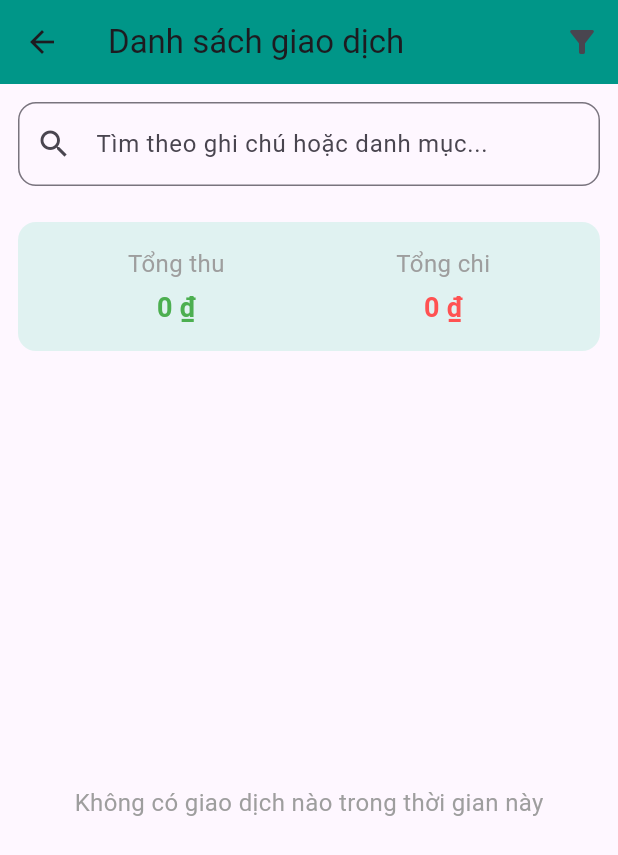
After one commit to lnmahvan/QLCT, a Flutter app: the TransactionListScreen screen opened by its route, on a phone screen of 412 x 824 dp. The commit adds this screen. Shown: the top 855 px of the screen. Run offline on Flutter 3.47's test engine with Material 3 defaults, Android fonts, the phone set to English and light mode, and no system bars; our stand-ins replace fl_chart, shared_preferences; accounts and stored records are empty.

Commit message:
update transaction_list_screen

```diff
--- /dev/null
+++ b/lib/screens/widgets/transaction_list_view.dart
@@ -0,0 +1,93 @@
+import 'package:flutter/material.dart';
+import 'package:intl/intl.dart';
+import '../../models/expense_model.dart';
+
+class TransactionListView extends StatelessWidget {
+  final ExpenseModel expense;
+  final String filter;
+  final DateTimeRange? customRange;
+  final String searchText;
+
+  const TransactionListView({
+    super.key,
+    required this.expense,
+    required this.filter,
+    this.customRange,
+    required this.searchText,
+  });
+
+  @override
+  Widget build(BuildContext context) {
+    final formatCurrency =
+        NumberFormat.currency(locale: 'vi_VN', symbol: '₫', decimalDigits: 0);
+    final now = DateTime.now();
+
+    final filtered = expense.transactions.where((t) {
+      bool matchFilter = false;
+
+      if (filter == 'all') {
+        matchFilter = true;
+      } else if (filter == 'today') {
+        matchFilter =
+            t.date.day == now.day && t.date.month == now.month && t.date.year == now.year;
+      } else if (filter == 'month') {
+        matchFilter = t.date.month == now.month && t.date.year == now.year;
+      } else if (filter == 'custom' && customRange != null) {
+        matchFilter = t.date.isAfter(customRange!.start.subtract(const Duration(days: 1))) &&
+            t.date.isBefore(customRange!.end.add(const Duration(days: 1)));
+      }
+
+      final matchSearch =
+          t.note.toLowerCase().contains(searchText) || t.category.toLowerCase().contains(searchText);
+
+      return matchFilter && matchSearch;
+    }).toList()
+      ..sort((a, b) => b.date.compareTo(a.date));
+
+    if (filtered.isEmpty) {
+      return const Center(
+        child: Text(
+          'Không có giao dịch nào trong thời gian này',
+          style: TextStyle(fontSize: 16, color: Colors.grey),
+        ),
+      );
+    }
+
+    return ListView.builder(
+      itemCount: filtered.length,
+      itemBuilder: (context, index) {
+        final t = filtered[index];
+        final formattedDate = DateFormat('dd/MM/yyyy HH:mm').format(t.date);
+
+        return Card(
+          margin: const EdgeInsets.symmetric(horizontal: 12, vertical: 6),
+          elevation: 2,
+          child: ListTile(
+            leading: Icon(
+              t.type == 'income' ? Icons.arrow_downward : Icons.arrow_upward,
+              color: t.type == 'income' ? Colors.green : Colors.redAccent,
+              size: 28,
+            ),
+            title: Text(t.note.isNotEmpty ? t.note : '(Không có ghi chú)',
+                style: const TextStyle(fontWeight: FontWeight.bold)),
+            subtitle: Column(
+              crossAxisAlignment: CrossAxisAlignment.start,
+              children: [
+                Text('Danh mục: ${t.category}'),
+                Text(formattedDate),
+              ],
+            ),
+            trailing: Text(
+              (t.type == 'income' ? '+' : '-') + formatCurrency.format(t.amount),
+              style: TextStyle(
+                fontSize: 16,
+                fontWeight: FontWeight.bold,
+                color: t.type == 'income' ? Colors.green : Colors.redAccent,
+              ),
+            ),
+          ),
+        );
+      },
+    );
+  }
+}
--- /dev/null
+++ b/lib/screens/widgets/transaction_search.dart
@@ -0,0 +1,37 @@
+import 'package:flutter/material.dart';
+
+class TransactionSearch extends StatelessWidget {
+  final TextEditingController controller;
+  final String searchText;
+  final Function(String) onChanged;
+  final VoidCallback onClear;
+
+  const TransactionSearch({
+    super.key,
+    required this.controller,
+    required this.searchText,
+    required this.onChanged,
+    required this.onClear,
+  });
+
+  @override
+  Widget build(BuildContext context) {
+    return Padding(
+      padding: const EdgeInsets.all(12),
+      child: TextField(
+        controller: controller,
+        decoration: InputDecoration(
+          hintText: 'Tìm theo ghi chú hoặc danh mục...',
+          prefixIcon: const Icon(Icons.search),
+          suffixIcon: searchText.isNotEmpty
+              ? IconButton(icon: const Icon(Icons.clear), onPressed: onClear)
+              : null,
+          border: OutlineInputBorder(
+            borderRadius: BorderRadius.circular(12),
+          ),
+        ),
+        onChanged: onChanged,
+      ),
+    );
+  }
+}
--- /dev/null
+++ b/lib/screens/widgets/transaction_summary.dart
@@ -0,0 +1,86 @@
+import 'package:flutter/material.dart';
+import 'package:intl/intl.dart';
+import '../../models/expense_model.dart';
+
+class TransactionSummary extends StatelessWidget {
+  final ExpenseModel expense;
+  final String filter;
+  final DateTimeRange? customRange;
+  final String searchText;
+
+  const TransactionSummary({
+    super.key,
+    required this.expense,
+    required this.filter,
+    this.customRange,
+    required this.searchText,
+  });
+
+  @override
+  Widget build(BuildContext context) {
+    final formatCurrency =
+        NumberFormat.currency(locale: 'vi_VN', symbol: '₫', decimalDigits: 0);
+    final now = DateTime.now();
+
+    final filtered = expense.transactions.where((t) {
+      bool matchFilter = false;
+
+      if (filter == 'all') {
+        matchFilter = true;
+      } else if (filter == 'today') {
+        matchFilter =
+            t.date.day == now.day && t.date.month == now.month && t.date.year == now.year;
+      } else if (filter == 'month') {
+        matchFilter = t.date.month == now.month && t.date.year == now.year;
+      } else if (filter == 'custom' && customRange != null) {
+        matchFilter = t.date.isAfter(customRange!.start.subtract(const Duration(days: 1))) &&
+            t.date.isBefore(customRange!.end.add(const Duration(days: 1)));
+      }
+
+      final matchSearch =
+          t.note.toLowerCase().contains(searchText) || t.category.toLowerCase().contains(searchText);
+
+      return matchFilter && matchSearch;
+    }).toList();
+
+    double totalIncome = 0;
+    double totalExpense = 0;
+    for (var t in filtered) {
+      if (t.type == 'income') {
+        totalIncome += t.amount;
+      } else {
+        totalExpense += t.amount;
+      }
+    }
+
+    return Container(
+      margin: const EdgeInsets.all(12),
+      padding: const EdgeInsets.all(16),
+      decoration: BoxDecoration(
+        color: Colors.teal.shade50,
+        borderRadius: BorderRadius.circular(12),
+      ),
+      child: Row(
+        mainAxisAlignment: MainAxisAlignment.spaceAround,
+        children: [
+          Column(
+            children: [
+              const Text('Tổng thu', style: TextStyle(fontSize: 16, color: Colors.grey)),
+              const SizedBox(height: 5),
+              Text(formatCurrency.format(totalIncome),
+                  style: const TextStyle(fontSize: 18, fontWeight: FontWeight.bold, color: Colors.green)),
+            ],
+          ),
+          Column(
+            children: [
+              const Text('Tổng chi', style: TextStyle(fontSize: 16, color: Colors.grey)),
+              const SizedBox(height: 5),
+              Text(formatCurrency.format(totalExpense),
+                  style: const TextStyle(fontSize: 18, fontWeight: FontWeight.bold, color: Colors.redAccent)),
+            ],
+          ),
+        ],
+      ),
+    );
+  }
+}
```
Also changed, not shown: lib/screens/transaction_list_screen.dart (+27 -178 lines).
